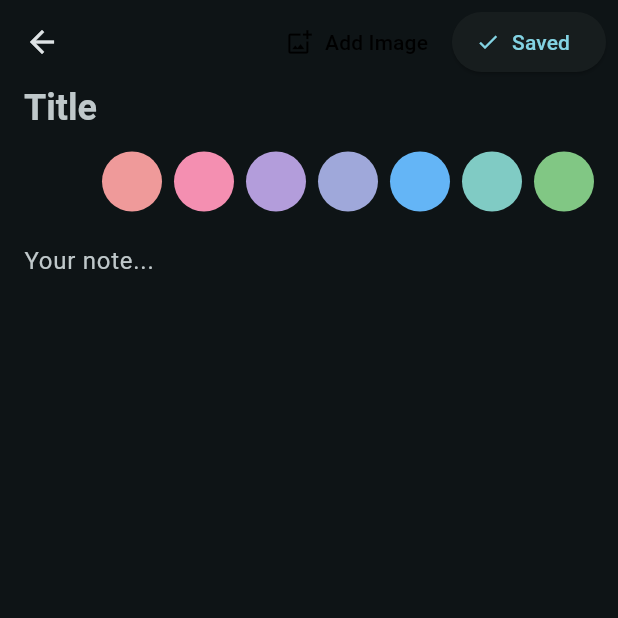
After one commit to monees007/Wallet, a Flutter app: the screen it shows after launch, after a tap on the "dark mode" icon, after a tap on "New Note", on a phone screen of 412 x 824 dp, the top half of it. The commit adds this screen. Run offline on Flutter 3.47's test engine with Material 3 defaults, Android fonts, the phone set to English and light mode, and no system bars; drawn by our look-alikes of dynamic_color; our stand-ins replace barcode_widget, drift, google_fonts, image_picker, shared_preferences; missing offline and left inert: flutter_file_dialog, sqlcipher_flutter_libs, sqlite3; accounts and stored records are empty; generated files the repository leaves out were written again.

Commit message:
notes implemented

```diff
--- a/lib/main.dart
+++ b/lib/main.dart
@@ -1,14 +1,49 @@
 import 'package:flutter/material.dart';
 import 'package:dynamic_color/dynamic_color.dart';
+import 'package:shared_preferences/shared_preferences.dart'; // Import shared_preferences
 import 'package:wallet/services/database.dart';
 import 'card_page.dart';
+import 'notes_page.dart';
 
 void main() {
   runApp(const MyApp());
 }
 
-class MyApp extends StatelessWidget {
+// MODIFIED: Converted to a StatefulWidget to manage theme state.
+class MyApp extends StatefulWidget {
   const MyApp({super.key});
+
+  @override
+  State<MyApp> createState() => _MyAppState();
+}
+
+class _MyAppState extends State<MyApp> {
+  // State variable to hold the current theme mode
+  ThemeMode _themeMode = ThemeMode.system;
+
+  @override
+  void initState() {
+    super.initState();
+    _loadTheme(); // Load the saved theme on app start
+  }
+
+  // NEW: Load the saved theme preference
+  void _loadTheme() async {
+    final prefs = await SharedPreferences.getInstance();
+    final themeName = prefs.getString('themeMode') ?? ThemeMode.system.name;
+    setState(() {
+      _themeMode = ThemeMode.values.firstWhere((e) => e.name == themeName);
+    });
+  }
+
+  // NEW: Change the theme and save the preference
+  void _changeTheme(ThemeMode themeMode) async {
+    setState(() {
+      _themeMode = themeMode;
+    });
+    final prefs = await SharedPreferences.getInstance();
+    await prefs.setString('themeMode', themeMode.name);
+  }
 
   @override
   Widget build(BuildContext context) {
@@ -18,34 +53,32 @@ class MyApp extends StatelessWidget {
           title: 'Wallet',
           theme: ThemeData(
             useMaterial3: true,
-            colorScheme:
-            lightDynamic ?? ColorScheme.fromSeed(seedColor: Colors.cyan),
+            colorScheme: lightDynamic ?? ColorScheme.fromSeed(seedColor: Colors.cyan),
             textTheme: const TextTheme(
               titleLarge: TextStyle(fontWeight: FontWeight.bold),
             ),
           ),
           darkTheme: ThemeData(
             useMaterial3: true,
-            colorScheme: darkDynamic ??
-                ColorScheme.fromSeed(
-                  seedColor: Colors.cyan,
-                  brightness: Brightness.dark,
-                ),
+            // Apply dynamic color to dark theme as well
+            colorScheme: darkDynamic ?? ColorScheme.fromSeed(seedColor: Colors.cyan, brightness: Brightness.dark),
             textTheme: const TextTheme(
               titleLarge: TextStyle(fontWeight: FontWeight.bold),
             ),
           ),
-          themeMode: ThemeMode.system,
-          home: const MainPage(),
+          themeMode: _themeMode, // Use the state variable here
+          // Pass the change theme function to the MainPage
+          home: MainPage(onThemeChanged: _changeTheme),
         );
       },
     );
   }
 }
 
-// This widget now manages the single database instance for the entire app.
 class MainPage extends StatefulWidget {
-  const MainPage({super.key});
+  // NEW: Callback function to change the theme
+  final void Function(ThemeMode) onThemeChanged;
+  const MainPage({super.key, required this.onThemeChanged});
 
   @override
   State<MainPage> createState() => _MainPageState();
@@ -53,24 +86,17 @@ class MainPage extends StatefulWidget {
 
 class _MainPageState extends State<MainPage> {
   int _selectedIndex = 0;
-
-  // 1. Create the single database instance here.
   late final AppDatabase _database;
-
-  // 2. The list of pages is no longer static. It will be initialized with the database instance.
   late final List<Widget> _widgetOptions;
 
   @override
   void initState() {
     super.initState();
-    // Initialize the database when this widget is first created.
     _database = AppDatabase();
-
-    // 3. Pass the single database instance to each page.
     _widgetOptions = <Widget>[
-      MyCardPage(title: 'Wallet', database: _database), // Pass instance
-      NotesPage(database: _database), // Pass instance
-      CodesPage(database: _database), // Pass instance
+      NotesPage(database: _database, onThemeChanged: widget.onThemeChanged),
+      MyCardPage(title: 'Wallet', database: _database),
+      // CodesPage(database: _database),
     ];
   }
 
@@ -80,13 +106,53 @@ class _MainPageState extends State<MainPage> {
     });
   }
 
-  // 4. IMPORTANT: Dispose the database when the app is closed.
+  // NEW: Show the theme selection dialog
+  void _showThemeDialog() {
+    showDialog(
+      context: context,
+      builder: (context) => AlertDialog(
+        title: const Text('Choose Theme'),
+        content: Column(
+          mainAxisSize: MainAxisSize.min,
+          children: [
+            RadioListTile<ThemeMode>(
+              title: const Text('Light'),
+              value: ThemeMode.light,
+              groupValue: Theme.of(context).brightness == Brightness.dark ? ThemeMode.dark : ThemeMode.light,
+              onChanged: (value) {
+                widget.onThemeChanged(ThemeMode.light);
+                Navigator.of(context).pop();
+              },
+            ),
+            RadioListTile<ThemeMode>(
+              title: const Text('Dark'),
+              value: ThemeMode.dark,
+              groupValue: Theme.of(context).brightness == Brightness.dark ? ThemeMode.dark : ThemeMode.light,
+              onChanged: (value) {
+                widget.onThemeChanged(ThemeMode.dark);
+                Navigator.of(context).pop();
+              },
+            ),
+            RadioListTile<ThemeMode>(
+              title: const Text('System Default'),
+              value: ThemeMode.system,
+              groupValue: null, // This can be improved, but works for selection
+              onChanged: (value) {
+                widget.onThemeChanged(ThemeMode.system);
+                Navigator.of(context).pop();
+              },
+            ),
+          ],
+        ),
+      ),
+    );
+  }
+
   @override
   void dispose() {
     _database.close();
     super.dispose();
   }
-
 
   @override
   Widget build(BuildContext context) {
@@ -97,15 +163,15 @@ class _MainPageState extends State<MainPage> {
       ),
       bottomNavigationBar: BottomNavigationBar(
         items: const <BottomNavigationBarItem>[
+          BottomNavigationBarItem(icon: Icon(Icons.notes), label: 'Notes'),
           BottomNavigationBarItem(
             icon: Icon(Icons.credit_card),
             label: 'Cards',
           ),
-          BottomNavigationBarItem(icon: Icon(Icons.notes), label: 'Notes'),
-          BottomNavigationBarItem(
-            icon: Icon(Icons.shield_outlined),
-            label: 'Codes',
-          ),
+          // BottomNavigationBarItem(
+          //   icon: Icon(Icons.shield_outlined),
+          //   label: 'Codes',
+          // ),
         ],
         currentIndex: _selectedIndex,
         onTap: _onItemTapped,
@@ -117,39 +183,18 @@ class _MainPageState extends State<MainPage> {
   }
 }
 
-// UPDATED: This widget now accepts the database instance.
-class NotesPage extends StatelessWidget {
-  final AppDatabase database;
-  const NotesPage({super.key, required this.database});
-
-  @override
-  Widget build(BuildContext context) {
-    return Scaffold(
-      appBar: AppBar(title: const Text('Notes')),
-      body: const Center(
-        child: Text(
-          'Your notes will appear here.',
-          style: TextStyle(fontSize: 18),
-        ),
-      ),
-    );
-  }
-}
-
-// UPDATED: This widget now accepts the database instance.
 class CodesPage extends StatelessWidget {
   final AppDatabase database;
   const CodesPage({super.key, required this.database});
 
   @override
   Widget build(BuildContext context) {
-    return Scaffold(
-      appBar: AppBar(title: const Text('Two-Step Verification')),
-      body: const Center(
-        child: Text(
-          'Your 2FA codes will appear here.',
-          style: TextStyle(fontSize: 18),
-        ),
+    // Note: The new central AppBar will appear above this page as well.
+    // You can remove this Scaffold if you want the page to be part of the main scaffold.
+    return const Center(
+      child: Text(
+        'Your 2FA codes will appear here.',
+        style: TextStyle(fontSize: 18),
       ),
     );
   }
--- /dev/null
+++ b/lib/notes_page.dart
@@ -0,0 +1,188 @@
+import 'package:flutter/material.dart';
+import 'package:intl/intl.dart';
+import 'services/database.dart';
+import 'widgets/edit_note.dart';
+
+class NotesPage extends StatefulWidget {
+  final AppDatabase database;
+  final void Function(ThemeMode) onThemeChanged;
+
+
+  const NotesPage({super.key, required this.database, required this.onThemeChanged});
+
+  @override
+  State<NotesPage> createState() => _NotesPageState();
+}
+
+class _NotesPageState extends State<NotesPage> {
+  void _navigateToEditPage([Note? note]) {
+    Navigator.push(
+      context,
+      MaterialPageRoute(
+        builder: (context) =>
+            EditNotePage(database: widget.database, note: note),
+      ),
+    );
+  }
+
+  void _showDeleteConfirmation(Note note) {
+    showDialog(
+      context: context,
+      builder: (BuildContext context) {
+        return AlertDialog(
+          title: const Text('Delete Note?'),
+          content: Text('Are you sure you want to delete "${note.title}"?'),
+          actions: <Widget>[
+            TextButton(
+              child: const Text('Cancel'),
+              onPressed: () {
+                Navigator.of(context).pop();
+              },
+            ),
+            TextButton(
+              style: TextButton.styleFrom(
+                  foregroundColor: Theme.of(context).colorScheme.error),
+              child: const Text('Delete'),
+              onPressed: () {
+                widget.database.deleteNote(note.id);
+                Navigator.of(context).pop();
+                ScaffoldMessenger.of(context).showSnackBar(
+                  SnackBar(
+                      content: Text('Note "${note.title}" deleted'),
+                      duration: const Duration(seconds: 2)),
+                );
+              },
+            ),
+          ],
+        );
+      },
+    );
+  }
+
+  @override
+  Widget build(BuildContext context) {
+    final isDarkMode = Theme.of(context).brightness == Brightness.dark;
+
+    return Scaffold(
+      appBar: AppBar(
+        title: const Text('Notes'),
+        actions: [
+          // --- ADD THIS BUTTON ---
+          IconButton(
+            icon: Icon(
+              isDarkMode ? Icons.light_mode_outlined : Icons.dark_mode_outlined,
+            ),
+            tooltip: 'Toggle Theme',
+            onPressed: () {
+              // Call the callback to change the theme globally
+              final newTheme = isDarkMode ? ThemeMode.light : ThemeMode.dark;
+              widget.onThemeChanged(newTheme);
+            },
+          ),
+          // You can add other page-specific buttons here as well
+        ],
+      ),
+      body: StreamBuilder<List<Note>>(
+        stream: widget.database.watchAllNotes(),
+        builder: (context, snapshot) {
+          final notes = snapshot.data ?? [];
+
+          if (snapshot.connectionState == ConnectionState.waiting) {
+            return const Center(child: CircularProgressIndicator());
+          }
+
+          if (notes.isEmpty) {
+            return Center(
+              child: Column(
+                mainAxisAlignment: MainAxisAlignment.center,
+                children: [
+                  Icon(Icons.note_alt_outlined,
+                      size: 80, color: Colors.grey[400]),
+                  const SizedBox(height: 16),
+                  Text(
+                    'No notes yet.',
+                    style: Theme.of(context).textTheme.headlineSmall,
+                  ),
+                  const SizedBox(height: 8),
+                  Text(
+                    'Tap the + button to add a new note.',
+                    style: Theme.of(context).textTheme.bodyLarge,
+                  ),
+                ],
+              ),
+            );
+          }
+
+          return ListView.builder(
+            padding: const EdgeInsets.all(8.0),
+            itemCount: notes.length,
+            itemBuilder: (context, index) {
+              final note = notes[index];
+              Color cardColor = Theme.of(context).colorScheme.surfaceVariant;
+              final String? themeColorStr = note.theme;
+              // 2. If a theme exists, parse it
+              if (themeColorStr != null && themeColorStr.isNotEmpty) {
+                try {
+                  cardColor =
+                      Color(int.parse(themeColorStr)).withOpacity(0.6);
+                } catch (e) {
+                  // Fallback to default if parsing fails for any reason
+                  cardColor = Theme.of(context).colorScheme.surfaceVariant;
+                }
+              }
+
+              // 3. Determine text color based on background brightness
+              final brightness = ThemeData.estimateBrightnessForColor(cardColor);
+              final textColor =
+              brightness == Brightness.dark ? Colors.white70 : Colors.black87;
+
+              // --- THEME IMPLEMENTATION END ---
+
+              return Card(
+                elevation: 0.0,
+                color: cardColor, // Use the dynamic card color
+                margin: const EdgeInsets.symmetric(vertical: 6.0),
+                child: ListTile(
+                  contentPadding: const EdgeInsets.symmetric(
+                      vertical: 10.0, horizontal: 16.0),
+                  title: Text(
+                    note.title,
+                    style: TextStyle(
+                        fontWeight: FontWeight.bold, color: textColor),
+                  ),
+                  subtitle: Column(
+                    crossAxisAlignment: CrossAxisAlignment.start,
+                    children: [
+                      const SizedBox(height: 4),
+                      Text(
+                        DateFormat.yMMMd().format(note.createdAt),
+                        style: Theme.of(context)
+                            .textTheme
+                            .bodySmall
+                            ?.copyWith(color: textColor.withOpacity(0.8)),
+                      ),
+                      const SizedBox(height: 8),
+                      Text(
+                        note.content,
+                        maxLines: 2, // Limit content preview to 2 lines
+                        overflow: TextOverflow.ellipsis,
+                        style: TextStyle(color: textColor),
+                      ),
+                    ],
+                  ),
+                  onTap: () => _navigateToEditPage(note),
+                  onLongPress: () => _showDeleteConfirmation(note),
+                ),
+              );
+            },
+          );
+        },
+      ),
+      floatingActionButton: FloatingActionButton.extended(
+        onPressed: () => _navigateToEditPage(),
+        label: const Text('New Note'),
+        icon: const Icon(Icons.add),
+      ),
+    );
+  }
+}
--- /dev/null
+++ b/lib/widgets/edit_note.dart
@@ -0,0 +1,311 @@
+import 'dart:async';
+import 'dart:io';
+
+import 'package:drift/drift.dart' show Value;
+import 'package:flutter/material.dart';
+import 'package:image_picker/image_picker.dart';
+import 'package:intl/intl.dart';
+import 'package:path/path.dart' as p;
+import 'package:path_provider/path_provider.dart';
+import 'package:wallet/services/database.dart';
+
+enum SaveStatus { unsaved, saving, saved }
+
+class EditNotePage extends StatefulWidget {
+  final AppDatabase database;
+  final Note? note;
+  const EditNotePage({super.key, required this.database, this.note});
+
+  @override
+  State<EditNotePage> createState() => _EditNotePageState();
+}
+
+class _EditNotePageState extends State<EditNotePage> {
+  final _titleController = TextEditingController();
+  final _contentController = TextEditingController();
+
+  Note? _currentNote;
+  Timer? _debounce;
+  SaveStatus _saveStatus = SaveStatus.saved;
+  Color? _selectedColor;
+  List<String> _imagePaths = [];
+
+  final List<Color?> _themeColors = [
+    null, // Default
+    Colors.red[200], Colors.pink[200], Colors.deepPurple[200],
+    Colors.indigo[200], Colors.blue[300], Colors.teal[200],
+    Colors.green[300], Colors.orange[300], Colors.brown[300], Colors.grey[500],
+  ];
+
+  bool get _isEditing => _currentNote != null;
+
+  @override
+  void initState() {
+    super.initState();
+    if (widget.note != null) {
+      _currentNote = widget.note;
+      _titleController.text = _currentNote!.title;
+      _contentController.text = _currentNote!.content;
+      _imagePaths = List<String>.from(_currentNote!.images);
+
+      final themeColorStr = _currentNote!.theme;
+      if (themeColorStr != null && themeColorStr.isNotEmpty) {
+        try {
+          _selectedColor = Color(int.parse(themeColorStr));
+        } catch (e) {
+          _selectedColor = null;
+        }
+      }
+    }
+    _titleController.addListener(_onTextChanged);
+    _contentController.addListener(_onTextChanged);
+  }
+
+  @override
+  void dispose() {
+    _titleController.dispose();
+    _contentController.dispose();
+    _debounce?.cancel();
+    super.dispose();
+  }
+
+  void _onTextChanged() {
+    if (_debounce?.isActive ?? false) _debounce!.cancel();
+    setState(() => _saveStatus = SaveStatus.unsaved);
+    _debounce = Timer(const Duration(milliseconds: 800), _performSave);
+  }
+
+  void _onColorSelected(Color? color) {
+    setState(() => _selectedColor = color);
+    _onTextChanged();
+  }
+
+  Future<void> _saveNow() async {
+    if (_debounce?.isActive ?? false) _debounce!.cancel();
+    await _performSave();
+  }
+
+  Future<void> _performSave() async {
+    if (_titleController.text.isEmpty || !mounted) return;
+
+    setState(() => _saveStatus = SaveStatus.saving);
+
+    final title = _titleController.text;
+    final content = _contentController.text;
+    final theme = _selectedColor?.value.toString();
+    final images = _imagePaths;
+
+    try {
+      if (_isEditing) {
+        final noteCompanion = NotesCompanion(
+          id: Value(_currentNote!.id),
+          title: Value(title),
+          content: Value(content),
+          theme: Value(theme),
+          images: Value(images),
+        );
+        await widget.database.updateNote(noteCompanion);
+      } else {
+        final noteCompanion = NotesCompanion(
+          title: Value(title),
+          content: Value(content),
+          createdAt: Value(DateTime.now()),
+          theme: Value(theme),
+          images: Value(images),
+        );
+        final newId = await widget.database.addNote(noteCompanion);
+        final newNote = await widget.database.getNoteById(newId);
+        if (mounted) setState(() => _currentNote = newNote);
+      }
+
+      if (mounted) setState(() => _saveStatus = SaveStatus.saved);
+    } catch (e) {
+      if (mounted) setState(() => _saveStatus = SaveStatus.unsaved);
+    }
+  }
+
+  Future<void> _pickAndAddImage() async {
+    final imageFile = await ImagePicker().pickImage(source: ImageSource.gallery);
+    if (imageFile == null) return;
+
+    final appDir = await getApplicationDocumentsDirectory();
+    final fileName = p.basename(imageFile.path);
+    final savedImage = await File(imageFile.path).copy('${appDir.path}/$fileName');
+
+    setState(() => _imagePaths.add(savedImage.path));
+    await _saveNow();
+  }
+
+  void _showRemoveImageDialog(String path, int index) {
+    showDialog(
+      context: context,
+      builder: (context) => AlertDialog(
+        title: const Text('Remove Image?'),
+        content: const Text('This will permanently delete the image from this note.'),
+        actions: [
+          TextButton(
+            child: const Text('Cancel'),
+            onPressed: () => Navigator.of(context).pop(),
+          ),
+          TextButton(
+            child: const Text('Remove'),
+            onPressed: () async {
+              Navigator.of(context).pop();
+              setState(() => _imagePaths.removeAt(index));
+              await File(path).delete();
+              await _saveNow();
+            },
+          ),
+        ],
+      ),
+    );
+  }
+
+  @override
+  Widget build(BuildContext context) {
+    final defaultBg = Theme.of(context).scaffoldBackgroundColor;
+    final bgColor = _selectedColor ;//?.withValues(alpha: 0.6) ?? defaultBg;
+
+    return Scaffold(
+      backgroundColor: bgColor,
+      appBar: AppBar(
+        backgroundColor: Colors.transparent,
+        elevation: 0,
+        scrolledUnderElevation: 0,
+        actions: [
+          TextButton.icon(
+            icon: const Icon(Icons.add_photo_alternate_outlined, color: Colors.black,),
+            onPressed: _pickAndAddImage,
+            label: const Text('Add Image',style: TextStyle(color: Colors.black),),
+          ),
+          _buildSaveButton(),
+          const SizedBox(width: 8),
+        ],
+      ),
+      body: CustomScrollView(
+        slivers: [
+          SliverToBoxAdapter(
+            child: Padding(
+              padding: const EdgeInsets.symmetric(horizontal: 16.0),
+              child: Column(
+                crossAxisAlignment: CrossAxisAlignment.start,
+                children: [
+                  TextFormField(
+                    controller: _titleController,
+                    decoration: const InputDecoration.collapsed(hintText: 'Title'),
+                    style: Theme.of(context).textTheme.headlineSmall?.copyWith(fontWeight: FontWeight.bold),
+                    textInputAction: TextInputAction.next,
+                  ),
+                  const SizedBox(height: 8),
+                  if (_isEditing)
+                    Padding(
+                      padding: const EdgeInsets.only(bottom: 8.0),
+                      child: Text(
+                        DateFormat.yMMMd().add_jm().format(_currentNote!.createdAt),
+                        style: Theme.of(context).textTheme.bodySmall?.copyWith(color: Colors.black),
+                      ),
+                    ),
+                  _buildColorPicker(),
+                  const SizedBox(height: 16),
+                  TextFormField(
+                    controller: _contentController,
+                    decoration: const InputDecoration.collapsed(hintText: 'Your note...'),
+                    style: Theme.of(context).textTheme.bodyLarge,
+                    keyboardType: TextInputType.multiline,
+                    maxLines: null, // Allows the field to grow indefinitely
+                  ),
+                ],
+              ),
+            ),
+          ),
+          _buildImageSliverList(), // Display the image gallery
+        ],
+      ),
+    );
+  }
+
+  Widget _buildSaveButton() {
+    final bool isSaving = _saveStatus == SaveStatus.saving;
+    final String text;
+    final IconData icon;
+
+    switch (_saveStatus) {
+      case SaveStatus.saved: text = 'Saved'; icon = Icons.check; break;
+      case SaveStatus.saving: text = 'Saving'; icon = Icons.sync; break;
+      case SaveStatus.unsaved: text = 'Save'; icon = Icons.save; break;
+    }
+
+    return ElevatedButton.icon(
+      onPressed: isSaving ? null : _saveNow,
+      icon: isSaving
+          ? const SizedBox(width: 16, height: 16, child: CircularProgressIndicator(strokeWidth: 2))
+          : Icon(icon, size: 16),
+      label: Text(text),
+    );
+  }
+
+  Widget _buildColorPicker() {
+    return SizedBox(
+      height: 50,
+      child: ListView.builder(
+        scrollDirection: Axis.horizontal,
+        itemCount: _themeColors.length,
+        itemBuilder: (context, index) {
+          final color = _themeColors[index];
+          final isSelected = color == _selectedColor;
+
+          return GestureDetector(
+            onTap: () => _onColorSelected(color),
+            child: Container(
+              margin: const EdgeInsets.symmetric(horizontal: 4, vertical: 5),
+              width: 40,
+              height: 40,
+              decoration: BoxDecoration(
+                color: color ?? Theme.of(context).colorScheme.surface,
+                shape: BoxShape.circle,
+                border: Border.all(
+                  width: 2,
+                  color: isSelected ? Theme.of(context).primaryColor : Colors.transparent,
+                ),
+              ),
+              child: isSelected && color != null ? const Icon(Icons.check, size: 20, color: Colors.white) : null,
+            ),
+          );
+        },
+      ),
+    );
+  }
+
+  Widget _buildImageSliverList() {
+    if (_imagePaths.isEmpty) {
+      return const SliverToBoxAdapter(child: SizedBox.shrink());
+    }
+    return SliverPadding(
+      padding: const EdgeInsets.fromLTRB(16, 16, 16, 16),
+      sliver: SliverList(
+        delegate: SliverChildBuilderDelegate(
+              (context, index) {
+            final path = _imagePaths[index];
+            return GestureDetector(
+              onLongPress: () => _showRemoveImageDialog(path, index),
+              child: Padding(
+                padding: const EdgeInsets.only(bottom: 12.0),
+                child: ClipRRect(
+                  borderRadius: BorderRadius.circular(12),
+                  child: Image.file(
+                    File(path),
+                    width: double.infinity, // Ensures full width
+                    fit: BoxFit.cover,
+                    errorBuilder: (context, error, stackTrace) =>
+                    const AspectRatio(aspectRatio: 16/9, child: Icon(Icons.broken_image)),
+                  ),
+                ),
+              ),
+            );
+          },
+          childCount: _imagePaths.length,
+        ),
+      ),
+    );
+  }
+}
```
Also changed, not shown: lib/services/database.dart (+42 -2 lines), pubspec.yaml (+9 -0 lines), lib/services/database.g.dart, pubspec.lock.
